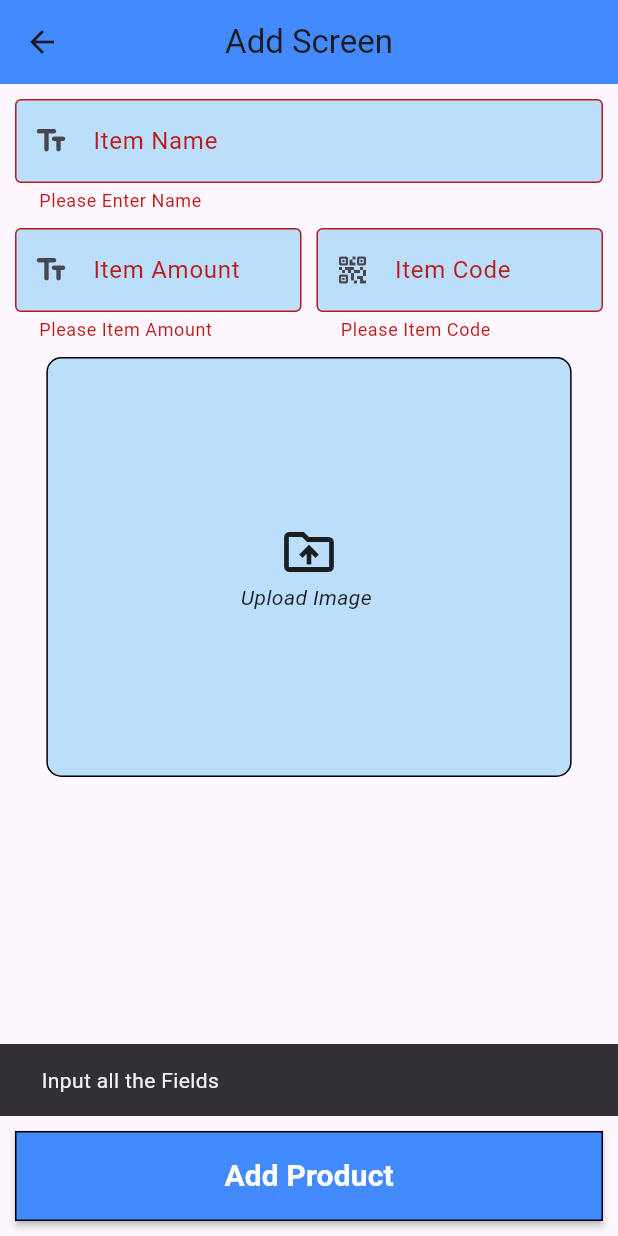
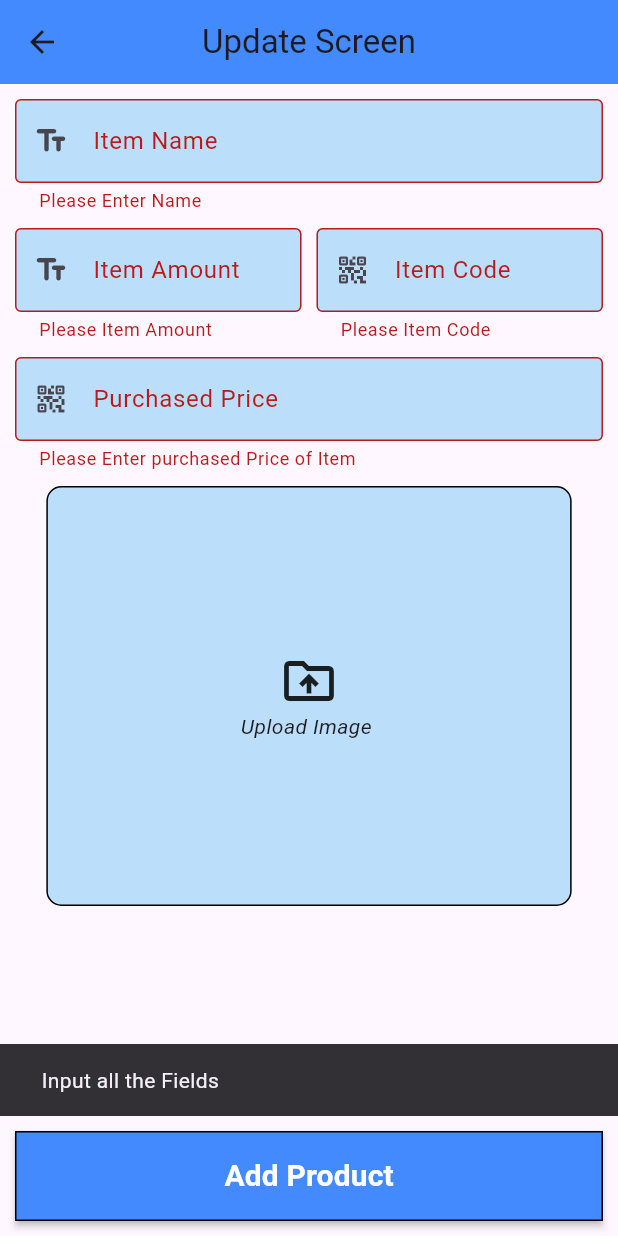
Before and after one commit to hbhutta7106/Beginner-task, a Flutter app: the AddUpdateScreen screen opened directly, after a tap on "Add Product", on a phone screen of 412 x 824 dp. Run offline on Flutter 3.47's test engine with Material 3 defaults, Android fonts, the phone set to English and light mode, and no system bars; our stand-ins replace flutter_riverpod, flutter_spinkit, image_picker, open_file, pdf, sqflite; accounts and stored records are empty.

Commit message:
Final Product

```diff
--- a/lib/Models/item.dart
+++ b/lib/Models/item.dart
@@ -3,11 +3,13 @@ class ItemModel {
       {required this.name,
       required this.quantity,
       required this.itemCode,
-      required this.image});
+      this.image,
+      required this.purchasedPrice});
   final String name;
   final int quantity;
   final int itemCode;
-  final String image;
+  String? image;
+  final double purchasedPrice;
 
   Map<String, dynamic> toMap() {
     final result = <String, dynamic>{};
@@ -16,26 +18,29 @@ class ItemModel {
     result.addAll({'quantity': quantity});
     result.addAll({'itemCode': itemCode});
     result.addAll({'image': image});
+    result.addAll({'purchasedPrice': purchasedPrice});
 
     return result;
   }
 
   factory ItemModel.fromMap(Map<String, dynamic> map) {
     return ItemModel(
-      name: map['name'] ?? '',
-      quantity: map['quantity']?.toInt() ?? 0.0,
-      itemCode: map['itemCode']?.toInt() ?? 0,
-      image: map['image'] ?? "",
-    );
+        name: map['name'] ?? '',
+        quantity: map['quantity']?.toInt() ?? 0.0,
+        itemCode: map['itemCode']?.toInt() ?? 0,
+        image: map['image'],
+        purchasedPrice:map['purchasedPrice']?.toDouble()??0.0,
+        );
   }
 
   ItemModel copyWith(
-      {String? name, int? quantity, int? itemCode, String? image}) {
+      {String? name, int? quantity, int? itemCode, String? image, double? purchasedPrice}) {
     return ItemModel(
       name: name ?? this.name,
       quantity: quantity ?? this.quantity,
       itemCode: itemCode ?? this.itemCode,
       image: image ?? this.image,
+      purchasedPrice: purchasedPrice ?? this.purchasedPrice,
     );
   }
 }
--- a/lib/Providers/providers.dart
+++ b/lib/Providers/providers.dart
@@ -14,7 +14,7 @@ final itemRepositoryProvider = Provider((ref) {
 });
 
 final itemModelProvider = StateNotifierProvider<ItemNotifier, ItemModel>((ref) {
-  ItemModel item = ItemModel(image: "", name: "", quantity: 0, itemCode: 0);
+  ItemModel item = ItemModel(image: "", name: "", quantity: 0, itemCode: 0,purchasedPrice: 0.0);
   return ItemNotifier(item);
 });
 
--- a/lib/Screens/addupdate.dart
+++ b/lib/Screens/addupdate.dart
@@ -31,7 +31,10 @@ class _AddUpdateScreenState extends ConsumerState<AddUpdateScreen> {
       _itemCodeController.text = item.itemCode.toString();
       _nameController.text = item.name;
       _itemAmountController.text = item.quantity.toString();
-      base64Image = base64Decode(item.image);
+      _purchasedPriceController.text = item.purchasedPrice.toString().trim();
+      if (item.image != null) {
+        base64Image = base64Decode(item.image!);
+      }
     }
   }
 
@@ -40,6 +43,7 @@ class _AddUpdateScreenState extends ConsumerState<AddUpdateScreen> {
       _itemCodeController.text = '';
       _nameController.text = "";
       _itemAmountController.text = '';
+      _purchasedPriceController.text = '';
       imageFile = null;
     });
   }
@@ -56,6 +60,7 @@ class _AddUpdateScreenState extends ConsumerState<AddUpdateScreen> {
   final _itemAmountController = TextEditingController();
   final _itemCodeController = TextEditingController();
   final _formkey = GlobalKey<FormState>();
+  final _purchasedPriceController = TextEditingController();
 
   File? imageFile;
   Uint8List? base64Image;
@@ -63,7 +68,7 @@ class _AddUpdateScreenState extends ConsumerState<AddUpdateScreen> {
   Widget build(BuildContext context) {
     return Scaffold(
       appBar: AppBar(
-        title: const Text("Add Screen"),
+        title:widget.whichScreen==1? const Text("Edit Screen"):const Text("Update Screen"),
         centerTitle: true,
         backgroundColor: Colors.blueAccent,
       ),
@@ -81,7 +86,8 @@ class _AddUpdateScreenState extends ConsumerState<AddUpdateScreen> {
                       _nameController.text,
                       base64Encode(base64Image!),
                       _itemAmountController.text,
-                      _itemCodeController.text);
+                      _itemCodeController.text,
+                      _purchasedPriceController.text);
                 } else {
                   final base64StrinImage =
                       await ItemController.convertImageIntoBase64String(
@@ -92,22 +98,27 @@ class _AddUpdateScreenState extends ConsumerState<AddUpdateScreen> {
                       _nameController.text,
                       base64StrinImage,
                       _itemAmountController.text,
-                      _itemCodeController.text);
+                      _itemCodeController.text,
+                      _purchasedPriceController.text);
                 }
               } else {
-                if (_formkey.currentState!.validate() && imageFile != null) {
+                if (_formkey.currentState!.validate()) {
                   _formkey.currentState!.save();
+                  String? base64StrinImage;
+                  if (imageFile != null) {
+                    base64StrinImage =
+                        await ItemController.convertImageIntoBase64String(
+                            imageFile!);
+                  }
 
-                  final base64StrinImage =
-                      await ItemController.convertImageIntoBase64String(
-                          imageFile!);
                   ItemController.addItemInDatabase(
                       _nameController.text,
                       base64StrinImage,
                       _itemAmountController.text,
                       _itemCodeController.text,
                       context,
-                      ref);
+                      ref,
+                      double.parse(_purchasedPriceController.text));
                   setControllerText();
                 } else {
                   ScaffoldMessenger.of(context).showSnackBar(
@@ -169,6 +180,7 @@ class _AddUpdateScreenState extends ConsumerState<AddUpdateScreen> {
                       child: TextFormField(
                           onSaved: (value) {
                             _itemAmountController.text = value!;
+
                           },
                           onChanged: (value) {
                             if (value.isNotEmpty) {}
@@ -225,6 +237,28 @@ class _AddUpdateScreenState extends ConsumerState<AddUpdateScreen> {
                 const SizedBox(
                   height: 10,
                 ),
+                TextFormField(
+                    onSaved: (value) {
+                      _purchasedPriceController.text = value!;
+                    },
+                    validator: (value) {
+                      if (value!.isEmpty) {
+                        return "Please Enter purchased Price of Item";
+                      }
+                      return null;
+                    },
+                    controller: _purchasedPriceController,
+                    keyboardType: TextInputType.number,
+                    decoration: InputDecoration(
+                        fillColor: Colors.blue[100],
+                        filled: true,
+                        label: const Text("Purchased Price"),
+                        border: const OutlineInputBorder(),
+                        hintText: "Item Purchased Price",
+                        prefixIcon: const Icon(Icons.qr_code_2_rounded))),
+                const SizedBox(
+                  height: 10,
+                ),
                 Stack(
                   children: [
                     GestureDetector(
@@ -268,7 +302,7 @@ class _AddUpdateScreenState extends ConsumerState<AddUpdateScreen> {
                             child: IconButton(
                                 onPressed: () {
                                   setState(() {
-                                     imageFile = null;
+                                    imageFile = null;
                                     base64Image = null;
                                   });
                                 },
--- a/lib/Services/database.dart
+++ b/lib/Services/database.dart
@@ -29,7 +29,8 @@ class DatabaseService {
     name TEXT,
     itemCode INTEGER,
     quantity INTEGER,
-    image TEXT
+    image TEXT,
+    purchasedPrice REAL
        )
   ''');
 
--- a/lib/Services/psdservice.dart
+++ b/lib/Services/psdservice.dart
@@ -101,7 +101,6 @@ class PdfService {
     final filePath = "${directory!.path}/BillNumber-$number.pdf";
     final file = File(filePath);
     await file.writeAsBytes(generatedPdf);
-    print(filePath);
     OpenFile.open(filePath);
   }
 }
```
Also changed, not shown: lib/Controllers/billitemcontroller.dart (+11 -8 lines), lib/Controllers/itemcontroller.dart (+10 -6 lines), lib/Screens/bill.dart (+49 -12 lines), lib/Widgets/container.dart (added, +33 -0 lines), lib/Widgets/item_card.dart (+17 -12 lines).
